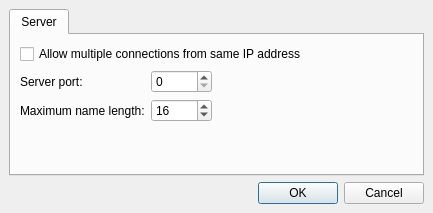
First picture: the form in src/client/ui/settings.ui, repository drawpile/Drawpile, before the edit.
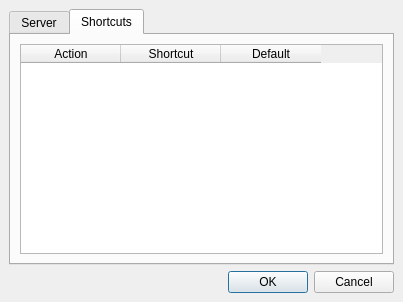
Second picture: the form after the edit. The open tabs and pages were chosen to show the change.

What changed in the file:
```diff
--- a/src/client/ui/settings.ui
+++ b/src/client/ui/settings.ui
@@ -5,8 +5,8 @@
    <rect>
     <x>0</x>
     <y>0</y>
-    <width>433</width>
-    <height>213</height>
+    <width>403</width>
+    <height>302</height>
    </rect>
   </property>
   <property name="windowTitle" >
@@ -106,7 +106,7 @@
          </property>
          <property name="sizeHint" >
           <size>
-           <width>393</width>
+           <width>16</width>
            <height>16</height>
           </size>
          </property>
@@ -114,6 +114,38 @@
        </item>
       </layout>
      </widget>
+     <widget class="QWidget" name="tab_2" >
+      <attribute name="title" >
+       <string>Shortcuts</string>
+      </attribute>
+      <layout class="QVBoxLayout" >
+       <item>
+        <widget class="QTableWidget" name="shortcuts" >
+         <property name="cornerButtonEnabled" >
+          <bool>false</bool>
+         </property>
+         <property name="columnCount" >
+          <number>3</number>
+         </property>
+         <column>
+          <property name="text" >
+           <string>Action</string>
+          </property>
+         </column>
+         <column>
+          <property name="text" >
+           <string>Shortcut</string>
+          </property>
+         </column>
+         <column>
+          <property name="text" >
+           <string>Default</string>
+          </property>
+         </column>
+        </widget>
+       </item>
+      </layout>
+     </widget>
     </widget>
    </item>
    <item>
```
Left out of the diff: 40 changed lines with no effect on the pictures.
